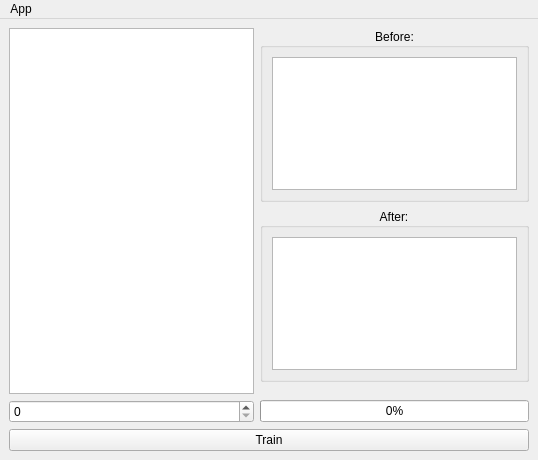
The window that views_qt/mainwindow.ui (rafalopilowski1/neuralNetworkPlayLife) describes before a commit, drawn with Qt 5.
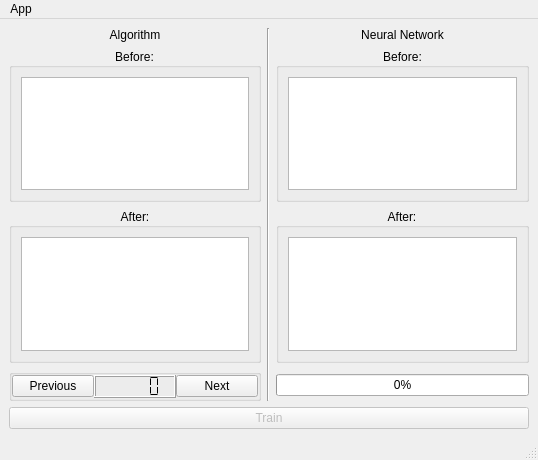
The same window after the commit. Icons and pictures are not drawn.

Commit message: feat: UI rework

```diff
--- a/views_qt/mainwindow.ui
+++ b/views_qt/mainwindow.ui
@@ -33,8 +33,23 @@
       <property name="sizeConstraint">
        <enum>QLayout::SetMaximumSize</enum>
       </property>
-      <item row="1" column="2">
-       <widget class="QGroupBox" name="groupBox_2">
+      <item row="2" column="0">
+       <widget class="QGroupBox" name="gen_after">
+        <property name="title">
+         <string>After:</string>
+        </property>
+        <property name="alignment">
+         <set>Qt::AlignCenter</set>
+        </property>
+        <layout class="QVBoxLayout" name="verticalLayout_4">
+         <item>
+          <widget class="QTableWidget" name="gen_after_tableWidget"/>
+         </item>
+        </layout>
+       </widget>
+      </item>
+      <item row="2" column="3">
+       <widget class="QGroupBox" name="train_after">
         <property name="title">
          <string>After:</string>
         </property>
@@ -48,8 +63,30 @@
         </layout>
        </widget>
       </item>
-      <item row="0" column="2">
-       <widget class="QGroupBox" name="groupBox">
+      <item row="1" column="0">
+       <widget class="QGroupBox" name="gen_before">
+        <property name="title">
+         <string>Before:</string>
+        </property>
+        <property name="alignment">
+         <set>Qt::AlignCenter</set>
+        </property>
+        <layout class="QVBoxLayout" name="verticalLayout_3">
+         <item>
+          <widget class="QTableWidget" name="gen_before_tableWidget"/>
+         </item>
+        </layout>
+       </widget>
+      </item>
+      <item row="0" column="2" rowspan="4">
+       <widget class="Line" name="line">
+        <property name="orientation">
+         <enum>Qt::Vertical</enum>
+        </property>
+       </widget>
+      </item>
+      <item row="1" column="3">
+       <widget class="QGroupBox" name="train_before">
         <property name="title">
          <string>Before:</string>
         </property>
@@ -76,40 +113,91 @@
         </layout>
        </widget>
       </item>
-      <item row="4" column="0">
-       <widget class="QSpinBox" name="generationSpinBox">
-        <property name="wrapping">
+      <item row="0" column="0">
+       <widget class="QLabel" name="gen_label">
+        <property name="text">
+         <string>Algorithm</string>
+        </property>
+        <property name="alignment">
+         <set>Qt::AlignCenter</set>
+        </property>
+       </widget>
+      </item>
+      <item row="0" column="3">
+       <widget class="QLabel" name="train_label">
+        <property name="text">
+         <string>Neural Network</string>
+        </property>
+        <property name="scaledContents">
          <bool>false</bool>
         </property>
-        <property name="maximum">
-         <number>999999999</number>
-        </property>
-        <property name="stepType">
-         <enum>QAbstractSpinBox::AdaptiveDecimalStepType</enum>
+        <property name="alignment">
+         <set>Qt::AlignCenter</set>
         </property>
        </widget>
       </item>
-      <item row="4" column="2">
+      <item row="3" column="3">
        <widget class="QProgressBar" name="progressBar">
         <property name="value">
          <number>0</number>
         </property>
        </widget>
       </item>
-      <item row="0" column="0" rowspan="4">
-       <widget class="QListWidget" name="listWidget">
-        <property name="sizePolicy">
-         <sizepolicy hsizetype="Expanding" vsizetype="Expanding">
-          <horstretch>0</horstretch>
-          <verstretch>0</verstretch>
-         </sizepolicy>
+      <item row="3" column="0">
+       <widget class="QGroupBox" name="controlGroupBox">
+        <property name="title">
+         <string/>
         </property>
+        <property name="flat">
+         <bool>true</bool>
+        </property>
+        <layout class="QHBoxLayout" name="horizontalLayout">
+         <property name="spacing">
+          <number>0</number>
+         </property>
+         <property name="leftMargin">
+          <number>0</number>
+         </property>
+         <property name="topMargin">
+          <number>0</number>
+         </property>
+         <property name="rightMargin">
+          <number>0</number>
+         </property>
+         <property name="bottomMargin">
+          <number>0</number>
+         </property>
+         <item>
+          <widget class="QPushButton" name="previousButton">
+           <property name="text">
+            <string>Previous</string>
+           </property>
+          </widget>
+         </item>
+         <item>
+          <widget class="QLCDNumber" name="genLcdNumber">
+           <property name="segmentStyle">
+            <enum>QLCDNumber::Flat</enum>
+           </property>
+          </widget>
+         </item>
+         <item>
+          <widget class="QPushButton" name="nextButton">
+           <property name="text">
+            <string>Next</string>
+           </property>
+          </widget>
+         </item>
+        </layout>
        </widget>
       </item>
      </layout>
     </item>
     <item row="1" column="0">
      <widget class="QPushButton" name="trainButton">
+      <property name="enabled">
+       <bool>false</bool>
+      </property>
       <property name="text">
        <string>Train</string>
       </property>
@@ -117,6 +205,12 @@
        <iconset theme="system-software-update">
         <normaloff>.</normaloff>.</iconset>
       </property>
+      <property name="checkable">
+       <bool>false</bool>
+      </property>
+      <property name="checked">
+       <bool>false</bool>
+      </property>
      </widget>
     </item>
    </layout>
@@ -140,6 +234,7 @@
    </widget>
    <addaction name="menuApp"/>
   </widget>
+  <widget class="QStatusBar" name="statusBar"/>
   <action name="actionAbout">
    <property name="text">
     <string>About</string>
```
Left out of the diff: 4 changed lines with no effect on the pictures.
